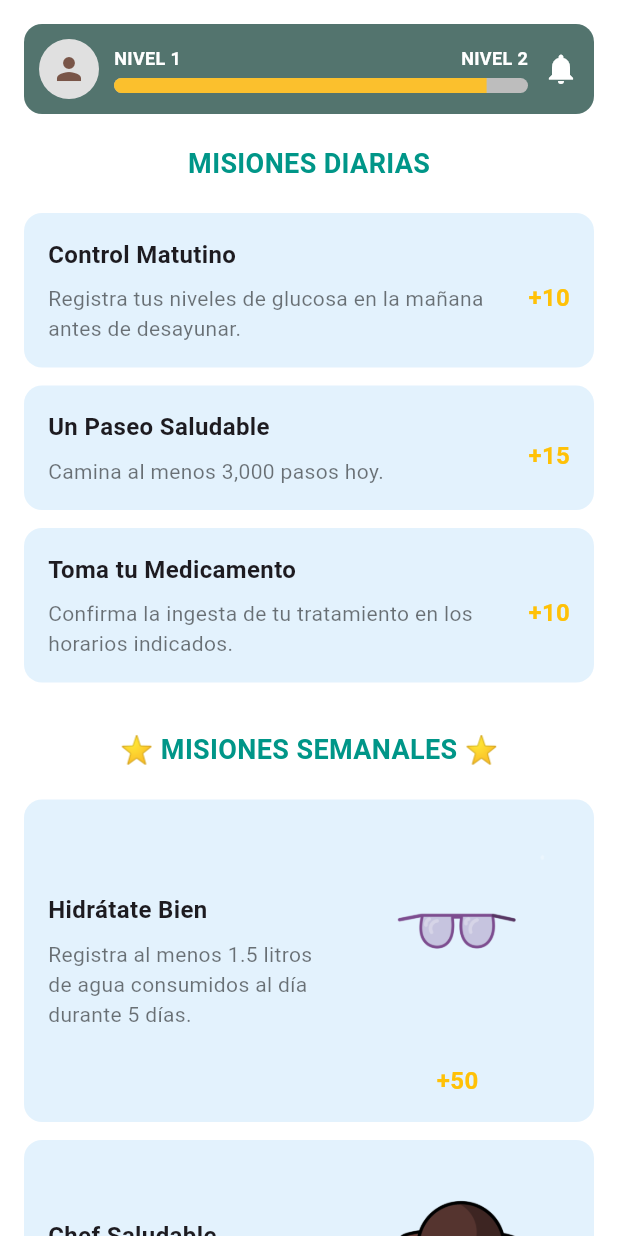
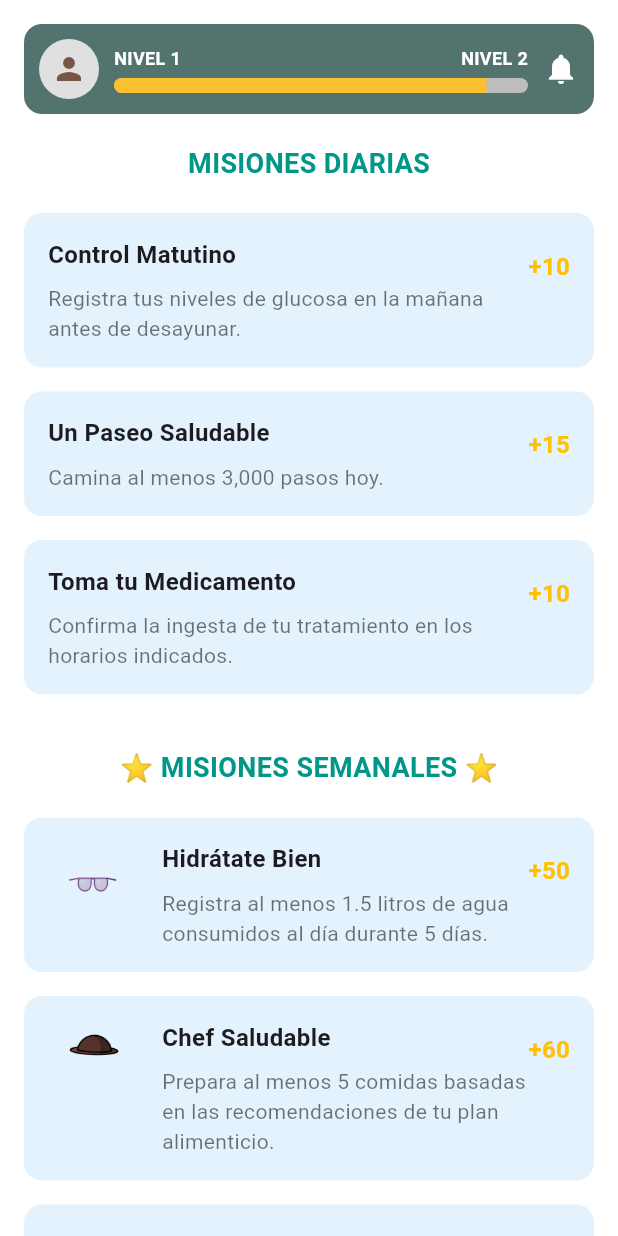
Before and after one commit to JonathanDeLaCruz/zean, a Flutter app: the MisionesPage screen opened directly, on a phone screen of 412 x 824 dp. Run offline on Flutter 3.47's test engine with Material 3 defaults, Android fonts, the phone set to English and light mode, and no system bars; our stand-ins replace motion_tab_bar; missing offline and left inert: flame.

Commit message:
adaptamiento general de las pantallas a la tabler

```diff
--- a/lib/game/misiones.dart
+++ b/lib/game/misiones.dart
@@ -7,85 +7,98 @@ class MisionesPage extends StatelessWidget {
 
   @override
   Widget build(BuildContext context) {
+    final size = MediaQuery.of(context).size;
+    final isTablet = size.width > 600; // Determina si es tablet o no.
+
     return Scaffold(
       backgroundColor: Colors.white,
       body: SingleChildScrollView(
         child: Padding(
-          padding: const EdgeInsets.all(16.0),
+          padding: EdgeInsets.all(isTablet ? 24.0 : 16.0),
           child: Column(
             crossAxisAlignment: CrossAxisAlignment.start,
             children: [
               // Barra de nivel reutilizada
               const LevelIndicator(),
-              const SizedBox(height: 20),
+              SizedBox(height: isTablet ? 30 : 20),
 
               // Título de Misiones Diarias
-              const Center(
+              Center(
                 child: Text(
                   "MISIONES DIARIAS",
                   style: TextStyle(
-                    fontSize: 18,
+                    fontSize: isTablet ? 24 : 18,
                     fontWeight: FontWeight.bold,
                     color: Colors.teal,
                   ),
                 ),
               ),
-              const SizedBox(height: 20),
+              SizedBox(height: isTablet ? 30 : 20),
 
               // Lista de misiones diarias
-              _buildMissionCard(
-                title: "Control Matutino",
-                description:
+              ..._buildMissionCards(
+                missions: [
+                  {
+                    "title": "Control Matutino",
+                    "description":
                         "Registra tus niveles de glucosa en la mañana antes de desayunar.",
-                points: "+10",
+                    "points": "+10",
+                  },
+                  {
+                    "title": "Un Paseo Saludable",
+                    "description": "Camina al menos 3,000 pasos hoy.",
+                    "points": "+15",
+                  },
+                  {
+                    "title": "Toma tu Medicamento",
+                    "description":
+                        "Confirma la ingesta de tu tratamiento en los horarios indicados.",
+                    "points": "+10",
+                  },
+                ],
+                isTablet: isTablet,
               ),
-              _buildMissionCard(
-                title: "Un Paseo Saludable",
-                description: "Camina al menos 3,000 pasos hoy.",
-                points: "+15",
-              ),
-              _buildMissionCard(
-                title: "Toma tu Medicamento",
-                description:
-                    "Confirma la ingesta de tu tratamiento en los horarios indicados.",
-                points: "+10",
-              ),
-              const SizedBox(height: 20),
+              SizedBox(height: isTablet ? 30 : 20),
 
               // Título de Misiones Semanales
-              const Center(
+              Center(
                 child: Text(
                   "⭐ MISIONES SEMANALES ⭐",
                   style: TextStyle(
-                    fontSize: 18,
+                    fontSize: isTablet ? 24 : 18,
                     fontWeight: FontWeight.bold,
                     color: Colors.teal,
                   ),
                 ),
               ),
-              const SizedBox(height: 20),
+              SizedBox(height: isTablet ? 30 : 20),
 
               // Lista de misiones semanales
-              _buildMissionCard(
-                title: "Hidrátate Bien",
-                description:
+              ..._buildMissionCards(
+                missions: [
+                  {
+                    "title": "Hidrátate Bien",
+                    "description":
                         "Registra al menos 1.5 litros de agua consumidos al día durante 5 días.",
-                points: "+50",
-                icon: Assets.lente, // Ruta a tu icono
-              ),
-              _buildMissionCard(
-                title: "Chef Saludable",
-                description:
+                    "points": "+50",
+                    "icon": Assets.lente,
+                  },
+                  {
+                    "title": "Chef Saludable",
+                    "description":
                         "Prepara al menos 5 comidas basadas en las recomendaciones de tu plan alimenticio.",
-                points: "+60",
-                icon: Assets.sombrero, // Ruta a tu icono
-              ),
-              _buildMissionCard(
-                title: "Reto Activo",
-                description:
+                    "points": "+60",
+                    "icon": Assets.sombrero,
+                  },
+                  {
+                    "title": "Reto Activo",
+                    "description":
                         "Realiza actividad física durante al menos 30 minutos en 3 días de la semana.",
-                points: "+50",
-                icon: Assets.bigote, // Ruta a tu icono
+                    "points": "+50",
+                    "icon": Assets.bigote,
+                  },
+                ],
+                isTablet: isTablet,
               ),
             ],
           ),
@@ -94,21 +107,48 @@ class MisionesPage extends StatelessWidget {
     );
   }
 
+  List<Widget> _buildMissionCards({
+    required List<Map<String, String>> missions,
+    required bool isTablet,
+  }) {
+    return missions.map((mission) {
+      return _buildMissionCard(
+        title: mission["title"]!,
+        description: mission["description"]!,
+        points: mission["points"]!,
+        icon: mission["icon"], // Puede ser null
+        isTablet: isTablet,
+      );
+    }).toList();
+  }
+
   Widget _buildMissionCard({
     required String title,
     required String description,
     required String points,
     String? icon, // Ruta opcional al icono
+    required bool isTablet,
   }) {
     return Container(
-      margin: const EdgeInsets.only(bottom: 12.0),
+      margin: const EdgeInsets.only(bottom: 16.0),
       padding: const EdgeInsets.all(16.0),
       decoration: BoxDecoration(
         color: Colors.blue[50],
         borderRadius: BorderRadius.circular(12),
       ),
       child: Row(
+        crossAxisAlignment: CrossAxisAlignment.start,
         children: [
+          // Icono opcional
+          if (icon != null)
+            Image.asset(
+              icon,
+              width: isTablet ? 100 : 60,
+              height: isTablet ? 100 : 60,
+              fit: BoxFit.cover,
+            ),
+          if (icon != null) const SizedBox(width: 16),
+
           // Descripción de la misión
           Expanded(
             child: Column(
@@ -116,42 +156,34 @@ class MisionesPage extends StatelessWidget {
               children: [
                 Text(
                   title,
-                  style: const TextStyle(
-                    fontSize: 16,
+                  style: TextStyle(
+                    fontSize: isTablet ? 20 : 16,
                     fontWeight: FontWeight.bold,
                   ),
                 ),
-                const SizedBox(height: 8),
+                SizedBox(height: isTablet ? 12 : 8),
                 Text(
                   description,
-                  style: const TextStyle(
-                    fontSize: 14,
+                  style: TextStyle(
+                    fontSize: isTablet ? 16 : 14,
                     color: Colors.black54,
                   ),
                 ),
               ],
             ),
           ),
-          const SizedBox(width: 10),
-          // Icono opcional y puntos
-          Column(
-            children: [
-              if (icon != null)
-                Image.asset(
-                  icon,
-                  width: 150,
-                  height: 150,
-                ),
-              const SizedBox(height: 10),
-              Text(
+
+          // Puntos
+          Padding(
+            padding: EdgeInsets.only(top: isTablet ? 12 : 8),
+            child: Text(
               points,
-                style: const TextStyle(
-                  fontSize: 16,
+              style: TextStyle(
+                fontSize: isTablet ? 20 : 16,
                 fontWeight: FontWeight.bold,
                 color: Colors.amber,
               ),
             ),
-            ],
           ),
         ],
       ),
```
Also changed, not shown: lib/game/encuesta.dart (+38 -24 lines), lib/game/encuesta_aviso.dart (+30 -20 lines), lib/game/glucosa.dart (+82 -36 lines), lib/game/recomendacion.dart (+40 -23 lines), lib/game/sugerencia.dart (+46 -36 lines). Lines whose indentation alone changed are shown as unchanged.
